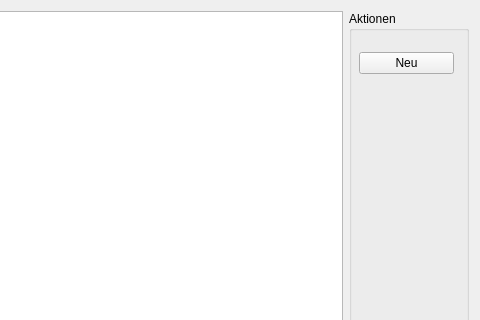
romanweissflog/FAKT, file form/material.ui: the form before one commit; both pictures show x 144 to 624 and y 0 to 320 of the 624 by 501 pixel window.
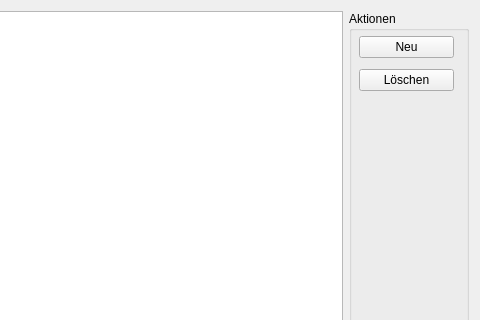
The form after the commit. Custom widgets are drawn as their Qt base class.

Commit message: added delete button

```diff
--- a/form/material.ui
+++ b/form/material.ui
@@ -45,6 +45,13 @@
          </property>
         </widget>
        </item>
+       <item>
+        <widget class="QPushButton" name="deleteEntry">
+         <property name="text">
+          <string>Löschen</string>
+         </property>
+        </widget>
+       </item>
       </layout>
      </widget>
     </widget>
```
Left out of the diff: 19 changed lines with no effect on the pictures. The commit also changes 2 other files.
